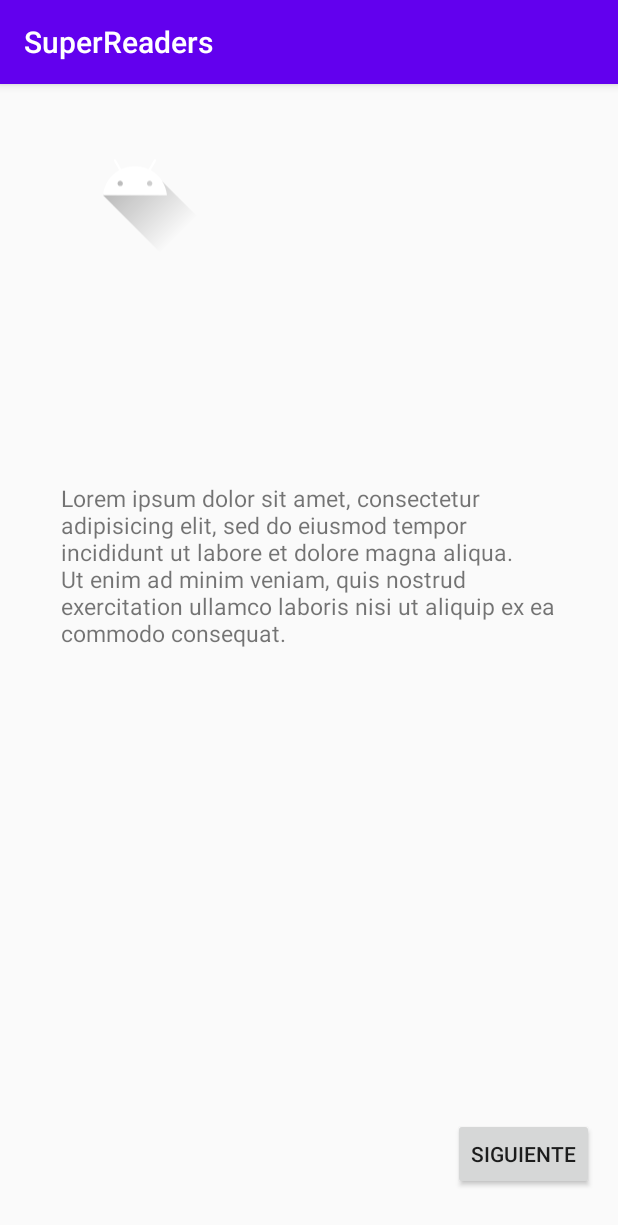
After one commit to Adr1anrojas/SuperReaders, an Android app: the ContentActivity screen opened directly, with no data from a screen before it, on a phone screen of 412 x 824 dp. The commit adds this screen. Shown: the top 1225 px of the screen. Run offline under Robolectric (Android 15) with nearby library versions, the phone set to English and light mode, and no system bars.

Commit message:
view content

```diff
--- a/App/SuperReaders/app/src/main/java/com/example/superreaders/SessionManagement.java
+++ b/App/SuperReaders/app/src/main/java/com/example/superreaders/SessionManagement.java
@@ -36,5 +36,11 @@ public class SessionManagement {
     public boolean isLogin(){
         return  pref.getBoolean("isLogin",false);
     }
+    public void updateCurrentUser(LoginResponse currentUser){
+        editor.clear();
+        editor.putString("currentUser",new Gson().toJson(currentUser));
+        editor.putBoolean("isLogin",true);
+        editor.commit();
 
+    }
 }
--- a/App/SuperReaders/app/src/main/java/com/example/superreaders/adapter/MyItemGroupAdapter.java
+++ b/App/SuperReaders/app/src/main/java/com/example/superreaders/adapter/MyItemGroupAdapter.java
@@ -4,7 +4,6 @@ import android.content.Context;
 import android.view.LayoutInflater;
 import android.view.View;
 import android.view.ViewGroup;
-import android.widget.LinearLayout;
 import android.widget.TextView;
 
 import androidx.annotation.NonNull;
@@ -14,7 +13,6 @@ import androidx.recyclerview.widget.RecyclerView;
 import com.example.superreaders.R;
 import com.example.superreaders.retrofit.models.Content;
 import com.example.superreaders.retrofit.models.TypeContentDetail;
-import com.example.superreaders.ui.content.TypeContentAdapter;
 
 import java.util.List;
 
--- a/App/SuperReaders/app/src/main/java/com/example/superreaders/ui/content/TypeContentAdapter.java
+++ b/App/SuperReaders/app/src/main/java/com/example/superreaders/adapter/TypeContentAdapter.java
@@ -1,4 +1,4 @@
-package com.example.superreaders.ui.content;
+package com.example.superreaders.adapter;
 
 import android.content.Context;
 import android.graphics.Bitmap;
@@ -23,7 +23,7 @@ public class TypeContentAdapter extends RecyclerView.Adapter<TypeContentAdapter.
 
     private ArrayList<TypeContent> dataset;
     private Context context;
-    ArrayList<TypeContent> typeContentSelected;
+    public ArrayList<TypeContent> typeContentSelected;
 
     public TypeContentAdapter(Context context) {
         this.context = context;
--- a/App/SuperReaders/app/src/main/java/com/example/superreaders/retrofit/Enviroment.java
+++ /dev/null
@@ -1,5 +0,0 @@
-package com.example.superreaders.retrofit;
-
-public class Enviroment {
-    public static final String API = "http://636b15cd.ngrok.io/Api/";//put your base url here
-}
--- /dev/null
+++ b/App/SuperReaders/app/src/main/java/com/example/superreaders/retrofit/Environment.java
@@ -0,0 +1,5 @@
+package com.example.superreaders.retrofit;
+
+public class Environment {
+    public static final String API = "https://fd96b18d.ngrok.io/Api/";//put your base url here
+}
--- a/App/SuperReaders/app/src/main/java/com/example/superreaders/retrofit/models/Answer.java
+++ b/App/SuperReaders/app/src/main/java/com/example/superreaders/retrofit/models/Answer.java
@@ -4,7 +4,9 @@ package com.example.superreaders.retrofit.models;
 import com.google.gson.annotations.Expose;
 import com.google.gson.annotations.SerializedName;
 
-public class Answer {
+import java.io.Serializable;
+
+public class Answer implements Serializable {
 
     @SerializedName("id")
     @Expose
--- a/App/SuperReaders/app/src/main/java/com/example/superreaders/retrofit/models/Content.java
+++ b/App/SuperReaders/app/src/main/java/com/example/superreaders/retrofit/models/Content.java
@@ -1,7 +1,10 @@
 package com.example.superreaders.retrofit.models;
 import com.google.gson.annotations.Expose;
 import com.google.gson.annotations.SerializedName;
-public class Content {
+
+import java.io.Serializable;
+
+public class Content implements Serializable {
 
     @SerializedName("id")
     @Expose
--- a/App/SuperReaders/app/src/main/java/com/example/superreaders/retrofit/models/ContentDetail.java
+++ b/App/SuperReaders/app/src/main/java/com/example/superreaders/retrofit/models/ContentDetail.java
@@ -1,12 +1,13 @@
 
 package com.example.superreaders.retrofit.models;
 
+import java.io.Serializable;
 import java.util.List;
 
 import com.google.gson.annotations.Expose;
 import com.google.gson.annotations.SerializedName;
 
-public class ContentDetail {
+public class ContentDetail implements Serializable {
 
     @SerializedName("content")
     @Expose
--- a/App/SuperReaders/app/src/main/java/com/example/superreaders/retrofit/models/Page.java
+++ b/App/SuperReaders/app/src/main/java/com/example/superreaders/retrofit/models/Page.java
@@ -4,7 +4,9 @@ package com.example.superreaders.retrofit.models;
 import com.google.gson.annotations.Expose;
 import com.google.gson.annotations.SerializedName;
 
-public class Page {
+import java.io.Serializable;
+
+public class Page implements Serializable {
 
     @SerializedName("id")
     @Expose
--- a/App/SuperReaders/app/src/main/java/com/example/superreaders/retrofit/models/Question.java
+++ b/App/SuperReaders/app/src/main/java/com/example/superreaders/retrofit/models/Question.java
@@ -1,13 +1,14 @@
 
 package com.example.superreaders.retrofit.models;
 
+import java.io.Serializable;
 import java.util.List;
 
 import com.example.superreaders.retrofit.models.Answer;
 import com.google.gson.annotations.Expose;
 import com.google.gson.annotations.SerializedName;
 
-public class Question {
+public class Question implements Serializable {
 
     @SerializedName("id")
     @Expose
--- a/App/SuperReaders/app/src/main/java/com/example/superreaders/retrofit/services/RetrofitService.java
+++ b/App/SuperReaders/app/src/main/java/com/example/superreaders/retrofit/services/RetrofitService.java
@@ -1,7 +1,7 @@
 package com.example.superreaders.retrofit.services;
 
 
-import com.example.superreaders.retrofit.Enviroment;
+import com.example.superreaders.retrofit.Environment;
 
 import java.util.concurrent.TimeUnit;
 
@@ -19,7 +19,7 @@ public class RetrofitService {
 
     private static Retrofit retrofit = new Retrofit.Builder()
             .client(okHttpClient)
-            .baseUrl(Enviroment.API)
+            .baseUrl(Environment.API)
             .addConverterFactory(GsonConverterFactory.create())
             .build();
 
--- /dev/null
+++ b/App/SuperReaders/app/src/main/java/com/example/superreaders/ui/content/ContentActivity.java
@@ -0,0 +1,92 @@
+package com.example.superreaders.ui.content;
+
+import androidx.appcompat.app.AppCompatActivity;
+
+import android.graphics.Bitmap;
+import android.graphics.BitmapFactory;
+import android.os.Bundle;
+import android.text.method.ScrollingMovementMethod;
+import android.util.Base64;
+import android.view.View;
+import android.widget.Button;
+import android.widget.ImageView;
+import android.widget.TextView;
+
+import com.example.superreaders.R;
+import com.example.superreaders.retrofit.models.ContentDetail;
+import com.example.superreaders.retrofit.models.Page;
+
+import java.util.List;
+
+public class ContentActivity extends AppCompatActivity {
+    private TextView pageText;
+    private ImageView imageView;
+    private List<Page> pages;
+    private Button buttonNext;
+    private Button buttonBack;
+    private int currentpage=0;
+    private String img;
+    private byte[] decodedString;
+    private Bitmap decodedByte;
+    @Override
+    protected void onCreate(Bundle savedInstanceState) {
+        super.onCreate(savedInstanceState);
+        setContentView(R.layout.activity_content);
+        Bundle data = this.getIntent().getExtras();
+        imageView = findViewById(R.id.contentImg);
+        pageText = findViewById(R.id.textPage);
+        buttonBack = findViewById(R.id.buttonBack);
+        buttonNext = findViewById(R.id.buttonNext);
+        if(data !=null){
+            ContentDetail  contentDTO = (ContentDetail) data.getSerializable("content");
+            setTitle(contentDTO.getContent().getTitle());
+            pages=contentDTO.getPages();
+            img= pages.get(currentpage).getImg();
+            decodedString = Base64.decode((img!=null)?img:"", Base64.DEFAULT);
+            decodedByte = BitmapFactory.decodeByteArray(decodedString, 0, decodedString.length);
+            imageView.setImageBitmap(decodedByte);
+            pageText.setText(pages.get(currentpage).getText());
+            pageText.setMovementMethod(new ScrollingMovementMethod());
+
+            if(currentpage+1==pages.size()){
+                buttonNext.setText("Terminar");
+                return;
+            }
+            buttonNext.setOnClickListener(e->{
+                if(currentpage<pages.size())
+                    currentpage++;
+                if(currentpage>0)
+                    buttonBack.setVisibility(View.VISIBLE);
+                if(currentpage<pages.size()) {
+                    img= pages.get(currentpage).getImg();
+                    decodedString = Base64.decode((img!=null)?img:"", Base64.DEFAULT);
+                    decodedByte = BitmapFactory.decodeByteArray(decodedString, 0, decodedString.length);
+                    imageView.setImageBitmap(decodedByte);
+                    pageText.setText(pages.get(currentpage).getText());
+                }
+                if(currentpage==pages.size()-1){
+                    buttonNext.setText("Terminar");
+                }
+
+            }
+            );
+            buttonBack.setOnClickListener( v->{
+                if(currentpage>0) {
+                    if(currentpage==pages.size())
+                        buttonNext.setText("Siguiente");
+                    currentpage--;
+                    img= pages.get(currentpage).getImg();
+                    decodedString = Base64.decode((img!=null)?img:"", Base64.DEFAULT);
+                    decodedByte = BitmapFactory.decodeByteArray(decodedString, 0, decodedString.length);
+                    imageView.setImageBitmap(decodedByte);
+                    pageText.setText(pages.get(currentpage).getText());
+                    if (currentpage == 0) {
+                        buttonBack.setVisibility(View.INVISIBLE);
+                    }
+                }
+            }
+            );
+        }
+
+    }
+}
--- /dev/null
+++ b/App/SuperReaders/app/src/main/res/layout/activity_content.xml
@@ -0,0 +1,61 @@
+<?xml version="1.0" encoding="utf-8"?>
+<androidx.constraintlayout.widget.ConstraintLayout xmlns:android="http://schemas.android.com/apk/res/android"
+    xmlns:app="http://schemas.android.com/apk/res-auto"
+    xmlns:tools="http://schemas.android.com/tools"
+    android:layout_width="match_parent"
+    android:layout_height="match_parent"
+    tools:context=".ui.content.ContentActivity">
+
+    <Button
+        android:id="@+id/buttonNext"
+        android:layout_width="wrap_content"
+        android:layout_height="wrap_content"
+        android:text="Siguiente"
+        app:layout_constraintBottom_toBottomOf="parent"
+        app:layout_constraintEnd_toEndOf="parent"
+        app:layout_constraintHorizontal_bias="0.949"
+        app:layout_constraintStart_toStartOf="parent"
+        app:layout_constraintTop_toTopOf="parent"
+        app:layout_constraintVertical_bias="0.957" />
+
+    <Button
+        android:id="@+id/buttonBack"
+        android:layout_width="wrap_content"
+        android:layout_height="wrap_content"
+        android:text="Anterior"
+        android:visibility="invisible"
+        app:layout_constraintBottom_toBottomOf="parent"
+        app:layout_constraintEnd_toEndOf="parent"
+        app:layout_constraintHorizontal_bias="0.05"
+        app:layout_constraintStart_toStartOf="parent"
+        app:layout_constraintTop_toTopOf="parent"
+        app:layout_constraintVertical_bias="0.957" />
+
+    <ImageView
+        android:id="@+id/contentImg"
+        android:layout_width="100dp"
+        android:layout_height="118dp"
+        app:layout_constraintBottom_toBottomOf="parent"
+        app:layout_constraintEnd_toEndOf="parent"
+        app:layout_constraintHorizontal_bias="0.128"
+        app:layout_constraintStart_toStartOf="parent"
+        app:layout_constraintTop_toTopOf="parent"
+        app:layout_constraintVertical_bias="0.009"
+        app:srcCompat="@drawable/ic_launcher_foreground" />
+
+    <TextView
+        android:id="@+id/textPage"
+        android:layout_width="331dp"
+        android:layout_height="289dp"
+        android:lines="100"
+        android:maxLines="100"
+        android:text="Lorem ipsum dolor sit amet, consectetur adipisicing elit, sed do eiusmod tempor incididunt ut labore et dolore magna aliqua. Ut enim ad minim veniam, quis nostrud exercitation ullamco laboris nisi ut aliquip ex ea commodo consequat."
+        android:textSize="15sp"
+        android:scrollbars = "vertical"
+        app:layout_constraintBottom_toBottomOf="parent"
+        app:layout_constraintEnd_toEndOf="parent"
+        app:layout_constraintStart_toStartOf="parent"
+        app:layout_constraintTop_toTopOf="parent"
+        app:layout_constraintVertical_bias="0.554" />
+
+</androidx.constraintlayout.widget.ConstraintLayout>
--- a/App/SuperReaders/app/src/main/res/layout/activity_typecontent.xml
+++ b/App/SuperReaders/app/src/main/res/layout/activity_typecontent.xml
@@ -9,6 +9,7 @@
     android:paddingLeft="16dp"
     android:paddingRight="16dp"
     android:paddingTop="16dp"
+    android:id="@+id/at_container"
     tools:context=".ui.content.TypeContentActivity">
 
     <TextView
```
Also changed, not shown: App/SuperReaders/app/src/main/AndroidManifest.xml (+6 -1 lines), App/SuperReaders/app/src/main/java/com/example/superreaders/adapter/MyContentAdapter.java (+32 -6 lines), App/SuperReaders/app/src/main/java/com/example/superreaders/ui/content/TypeContentActivity.java (+20 -1 lines), App/SuperReaders/app/src/main/java/com/example/superreaders/ui/home/HomeActivity.java (+9 -0 lines), App/SuperReaders/app/src/main/java/com/example/superreaders/ui/home/HomeFragment.java (+15 -0 lines), App/SuperReaders/app/src/main/res/layout/fragment_home.xml (+7 -2 lines).
